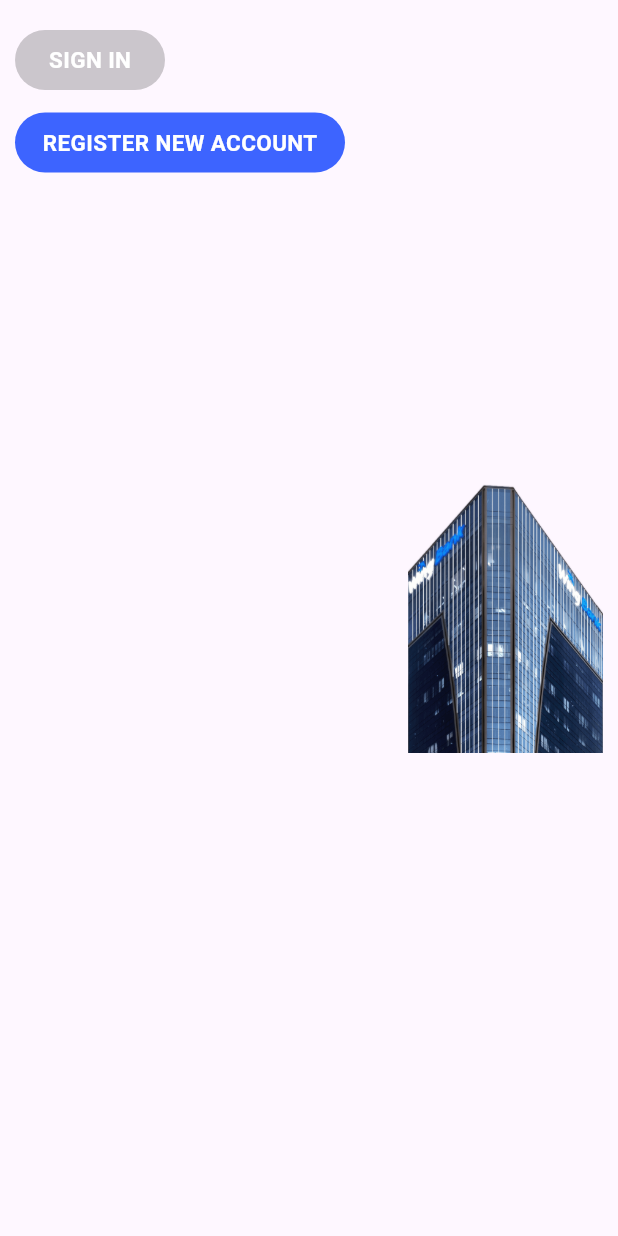
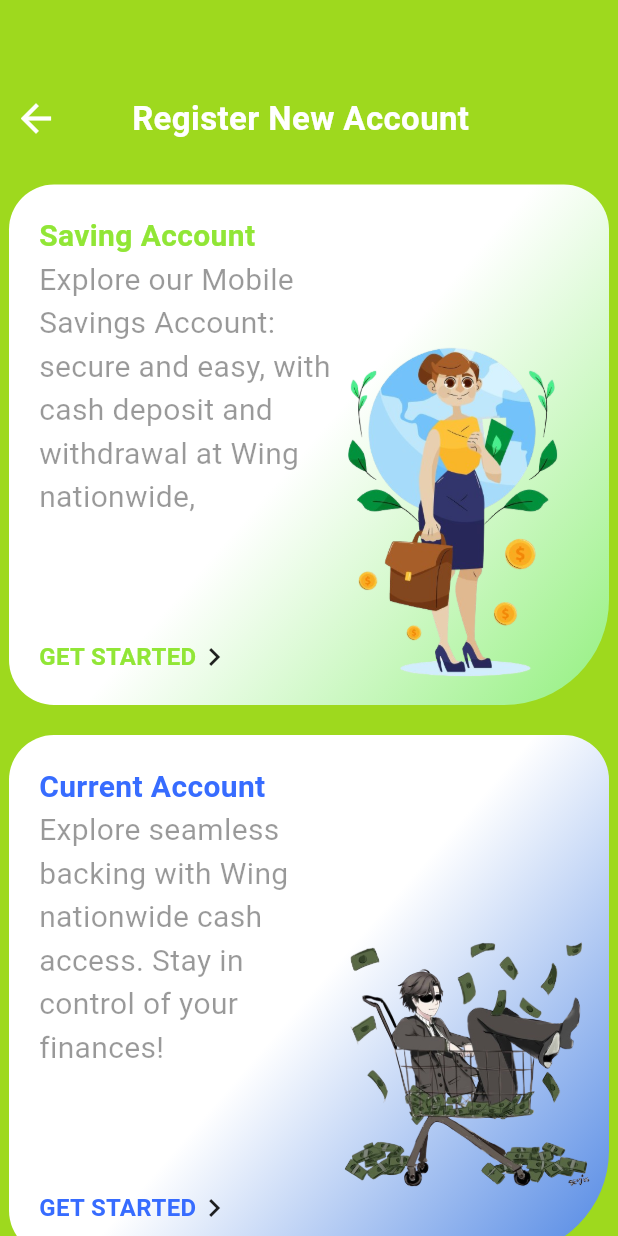
Before and after one commit to mabsothea2022/Wing_Bank_app_clone_flutter, a Flutter app: the TopBody widget shown alone on an empty page, opened directly, after a tap on "REGISTER NEW ACCOUNT", on a phone screen of 412 x 824 dp. Run offline on Flutter 3.47's test engine with Material 3 defaults, Android fonts, the light colour scheme and no system bars.

Commit message:
add new page

```diff
--- /dev/null
+++ b/lib/screen/Page/auth/register.dart
@@ -0,0 +1,225 @@
+import 'package:flutter/cupertino.dart';
+import 'package:flutter/material.dart';
+import 'package:flutter/widgets.dart';
+
+import '../../../theme/colors.dart';
+
+class Register extends StatelessWidget {
+  const Register({super.key});
+
+  @override
+  Widget build(BuildContext context) {
+    return Scaffold(
+      backgroundColor: BackgroundColor.bgColor2,
+      body: Column(
+        children: [
+          const SizedBox(height: 55),
+          Row(
+            children: [
+              IconButton(
+                icon: const Icon(
+                  Icons.arrow_back,
+                  color: Colors.white,
+                  size: 30,
+                ),
+                onPressed: () {
+                  Navigator.pop(context);
+                },
+              ),
+              const SizedBox(width: 40),
+              const Text(
+                "Register New Account",
+                style: TextStyle(
+                  color: Colors.white,
+                  fontSize: 22,
+                  fontWeight: FontWeight.bold,
+                ),
+              ),
+            ],
+          ),
+          const SizedBox(height: 20),
+          GestureDetector(
+            onTap: () {
+              print("Saving Account: .....");
+            },
+            child: Container(
+              width: 400,
+              decoration: BoxDecoration(
+                color: BackgroundColor.colorWhite,
+                gradient: LinearGradient(
+                  colors: [
+                    BackgroundColor.colorWhite,
+                    // BackgroundColor.bgColor2,
+                    const Color.fromARGB(255, 148, 240, 128),
+                  ],
+                  begin: Alignment.topLeft +
+                      Alignment.topRight +
+                      Alignment.bottomCenter +
+                      Alignment.bottomCenter +
+                      Alignment.bottomLeft +
+                      Alignment.topRight,
+                  end: Alignment.bottomRight,
+                ),
+                // borderRadius: BorderRadius.circular(30),
+                borderRadius: const BorderRadius.only(
+                  topLeft: Radius.circular(30),
+                  topRight: Radius.circular(30),
+                  bottomLeft: Radius.circular(30),
+                  bottomRight: Radius.circular(70),
+                ),
+              ),
+              child: Row(
+                children: [
+                  Padding(
+                    padding:
+                        const EdgeInsets.only(left: 20, top: 20, bottom: 20),
+                    child: Column(
+                      crossAxisAlignment: CrossAxisAlignment.start,
+                      children: [
+                        const Text(
+                          "Saving Account",
+                          style: TextStyle(
+                            color: Color.fromARGB(255, 145, 230, 54),
+                            fontSize: 20,
+                            fontWeight: FontWeight.bold,
+                          ),
+                        ),
+                        Container(
+                          width: 200,
+                          child: Text(
+                            "Explore our Mobile Savings Account: secure and easy, with cash deposit and withdrawal at Wing nationwide,",
+                            style: TextStyle(
+                              color: Colors.black.withOpacity(0.4),
+                              fontSize: 20,
+                            ),
+                          ),
+                        ),
+                        const SizedBox(height: 80),
+                        GestureDetector(
+                          onTap: () {
+                            print("GET STARTED ....");
+                          },
+                          child: const Row(
+                            children: [
+                              Text(
+                                "GET STARTED",
+                                style: TextStyle(
+                                  color: Color.fromARGB(255, 145, 230, 54),
+                                  fontSize: 16,
+                                  fontWeight: FontWeight.bold,
+                                ),
+                              ),
+                              Icon(Icons.chevron_right)
+                            ],
+                          ),
+                        ),
+                      ],
+                    ),
+                  ),
+                  Column(
+                    children: [
+                      const SizedBox(height: 90),
+                      Image.asset(
+                        "assets/poster/saving_money.png",
+                        width: 150,
+                        fit: BoxFit.cover,
+                      ),
+                    ],
+                  ),
+                ],
+              ),
+            ),
+          ),
+          const SizedBox(height: 20),
+          GestureDetector(
+            onTap: () {
+              print("Current Account: .....");
+            },
+            child: Container(
+              width: 400,
+              decoration: BoxDecoration(
+                color: BackgroundColor.colorWhite,
+                gradient: LinearGradient(
+                  colors: [
+                    BackgroundColor.colorWhite,
+                    // BackgroundColor.bgColor2,
+                    Color.fromARGB(255, 82, 136, 228),
+                  ],
+                  begin: Alignment.topLeft +
+                      Alignment.topRight +
+                      Alignment.bottomCenter +
+                      Alignment.bottomCenter +
+                      Alignment.bottomLeft +
+                      Alignment.topRight,
+                  end: Alignment.bottomRight,
+                ),
+                // borderRadius: BorderRadius.circular(30),
+                borderRadius: const BorderRadius.only(
+                  topLeft: Radius.circular(30),
+                  topRight: Radius.circular(30),
+                  bottomLeft: Radius.circular(30),
+                  bottomRight: Radius.circular(70),
+                ),
+              ),
+              child: Row(
+                children: [
+                  Padding(
+                    padding:
+                        const EdgeInsets.only(left: 20, top: 20, bottom: 20),
+                    child: Column(
+                      crossAxisAlignment: CrossAxisAlignment.start,
+                      children: [
+                        const Text(
+                          "Current Account",
+                          style: TextStyle(
+                            color: Color.fromARGB(255, 55, 108, 255),
+                            fontSize: 20,
+                            fontWeight: FontWeight.bold,
+                          ),
+                        ),
+                        Container(
+                          width: 200,
+                          child: Text(
+                            "Explore seamless backing with Wing nationwide cash access. Stay in control of your finances!",
+                            style: TextStyle(
+                              color: Colors.black.withOpacity(0.4),
+                              fontSize: 20,
+                            ),
+                          ),
+                        ),
+                        const SizedBox(height: 80),
+                        const Row(
+                          children: [
+                            Text(
+                              "GET STARTED",
+                              style: TextStyle(
+                                color: Color.fromARGB(255, 55, 108, 255),
+                                fontSize: 16,
+                                fontWeight: FontWeight.bold,
+                              ),
+                            ),
+                            Icon(Icons.chevron_right)
+                          ],
+                        ),
+                      ],
+                    ),
+                  ),
+                  Column(
+                    children: [
+                      const SizedBox(height: 90),
+                      Image.asset(
+                        "assets/poster/current_account.png",
+                        width: 170,
+                        fit: BoxFit.cover,
+                      ),
+                    ],
+                  ),
+                ],
+              ),
+            ),
+          ),
+        ],
+      ),
+    );
+  }
+}
--- a/lib/screen/home/appBar.dart
+++ b/lib/screen/home/appBar.dart
@@ -13,7 +13,7 @@ AppBar appBarScreen(context) {
             Text(
               "Wing",
               style: TextStyle(
-                color: Color.fromARGB(255, 255, 255, 255),
+                color: Colors.white,
                 fontWeight: FontWeight.bold,
                 fontSize: 25,
               ),
--- a/lib/screen/home/body.dart
+++ b/lib/screen/home/body.dart
@@ -63,7 +63,7 @@ class _BodyScreenState extends State<BodyScreen> {
       // height: 2000,
       // width: 500,
       decoration: BoxDecoration(
-        borderRadius: BorderRadius.circular(10),
+        borderRadius: BorderRadius.circular(20),
         color: const Color.fromARGB(255, 233, 236, 243),
       ),
       child: Padding(
--- a/lib/screen/home/body/top_body.dart
+++ b/lib/screen/home/body/top_body.dart
@@ -1,4 +1,7 @@
 import 'package:flutter/material.dart';
+import 'package:wink_bank_clone/screen/Page/auth/loging.dart';
+
+import '../../Page/auth/register.dart';
 
 class TopBody extends StatelessWidget {
   @override
@@ -16,6 +19,12 @@ class TopBody extends StatelessWidget {
               GestureDetector(
                 onTap: () {
                   print("Check Language.......");
+                  Navigator.push(
+                    context,
+                    MaterialPageRoute(
+                      builder: (context) => const Login(),
+                    ),
+                  );
                 },
                 child: Container(
                   height: 40,
@@ -43,6 +52,12 @@ class TopBody extends StatelessWidget {
               GestureDetector(
                 onTap: () {
                   print("Check Language.......");
+                  Navigator.push(
+                    context,
+                    MaterialPageRoute(
+                      builder: (context) => const Register(),
+                    ),
+                  );
                 },
                 child: Container(
                   height: 40,
--- a/lib/theme/colors.dart
+++ b/lib/theme/colors.dart
@@ -3,7 +3,10 @@ import 'package:flutter/material.dart';
 const baseColor = Color.fromARGB(255, 13, 132, 196);
 
 class BackgroundColor {
-  static Color bgColor = Color.fromARGB(255, 188, 255, 42);
+  // static Color bgColor = Color.fromARGB(255, 188, 255, 42);
+  static Color bgColor = Color.fromARGB(255, 148, 207, 22);
+  static Color bgColor2 = Color.fromARGB(255, 158, 217, 30);
+  static Color colorWhite = Colors.white;
 }
 
 class IconColor {
--- a/pubspec.yaml
+++ b/pubspec.yaml
@@ -32,6 +32,7 @@ dependencies:
     sdk: flutter
 
   cupertino_icons: ^1.0.6
+  google_fonts: ^6.2.1
 
 dev_dependencies:
   flutter_test:
@@ -48,6 +49,7 @@ flutter:
   assets:
     - assets/images/
     - assets/icons/
+    - assets/poster/
   #   - images/a_dot_burr.jpeg
   #   - images/a_dot_ham.jpeg
 
```
Also changed, not shown: lib/screen/Page/auth/loging.dart (added, +166 -0 lines), assets/poster/current_account.png (added), assets/poster/saving_money.png (added), pubspec.lock, 7 other files.
